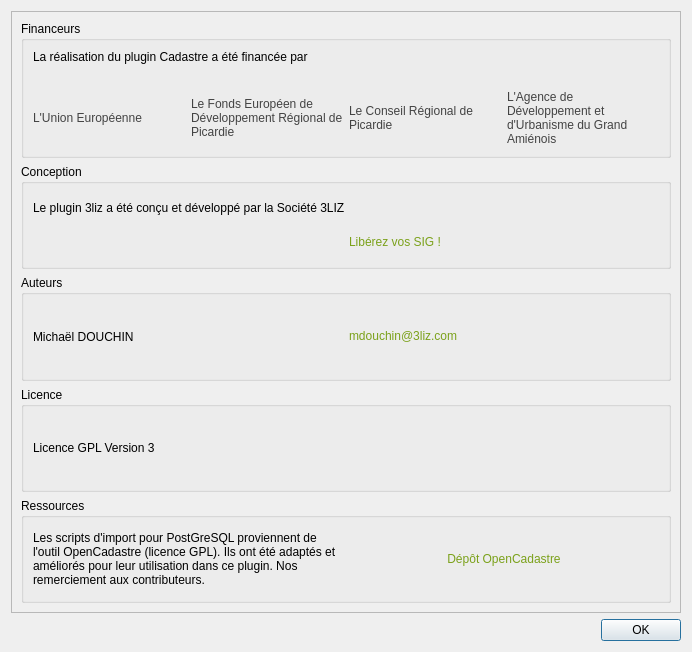
3liz/QgisCadastrePlugin, file forms/cadastre_about_form.ui: the form before one commit.
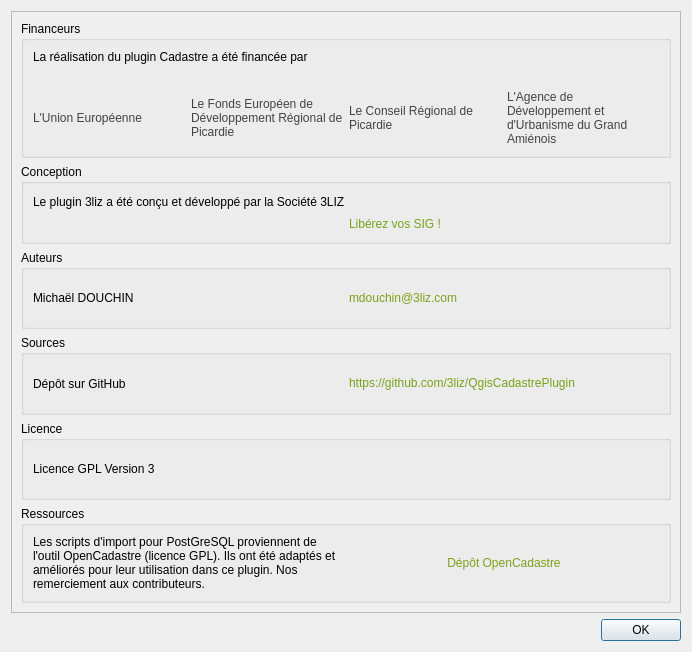
The form after the commit. Icons and pictures are not drawn.

Commit message: About - ajout du lien vers le dépôt Github

Diff of the .ui file:
```diff
--- a/forms/cadastre_about_form.ui
+++ b/forms/cadastre_about_form.ui
@@ -25,7 +25,7 @@
         <x>0</x>
         <y>0</y>
         <width>656</width>
-        <height>648</height>
+        <height>709</height>
        </rect>
       </property>
       <layout class="QVBoxLayout" name="verticalLayout_2">
@@ -265,6 +265,36 @@
          </layout>
         </widget>
        </item>
+       <item>
+        <widget class="QGroupBox" name="groupBox_6">
+         <property name="title">
+          <string>Sources</string>
+         </property>
+         <layout class="QVBoxLayout" name="verticalLayout_8">
+          <item>
+           <layout class="QGridLayout" name="gridLayout_4">
+            <item row="0" column="0">
+             <widget class="QLabel" name="label_19">
+              <property name="text">
+               <string>Dépôt sur GitHub</string>
+              </property>
+             </widget>
+            </item>
+            <item row="0" column="1">
+             <widget class="QLabel" name="label_20">
+              <property name="text">
+               <string>&lt;a href=&quot;https://github.com/3liz/QgisCadastrePlugin&quot; style=&quot;color:#7BA11A;text-decoration:none;&quot;&gt;https://github.com/3liz/QgisCadastrePlugin&lt;/a&gt;</string>
+              </property>
+              <property name="openExternalLinks">
+               <bool>true</bool>
+              </property>
+             </widget>
+            </item>
+           </layout>
+          </item>
+         </layout>
+        </widget>
+       </item>
        <item>
         <widget class="QGroupBox" name="groupBox_4">
          <property name="title">
```
Left out of the diff: 12 changed lines with no effect on the pictures. The commit also changes 2 other files.
